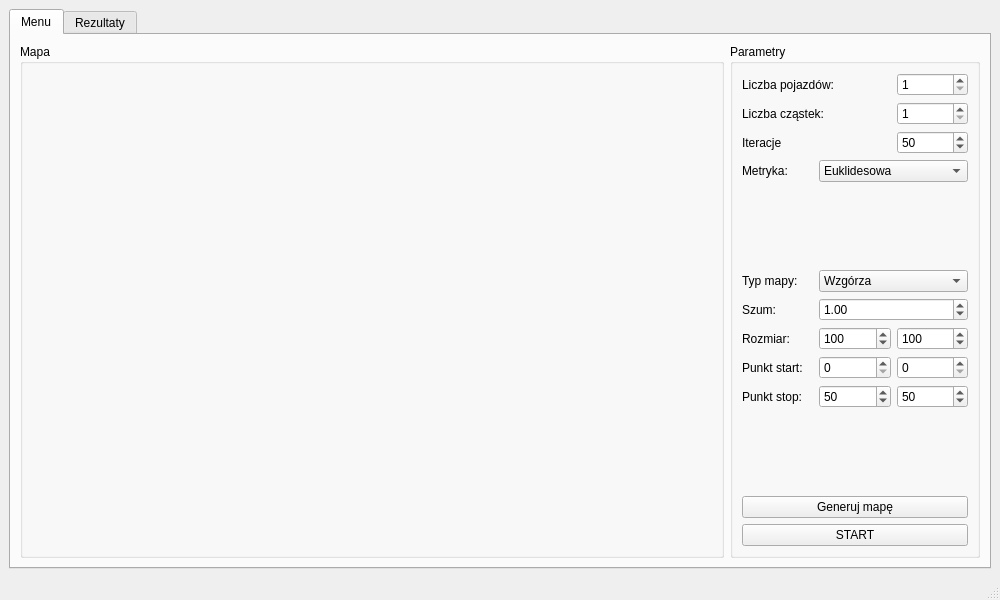
Julnowak/Optymalizacja-wielokryterialna, file Projekt/GUI/form.ui: the form before one commit.
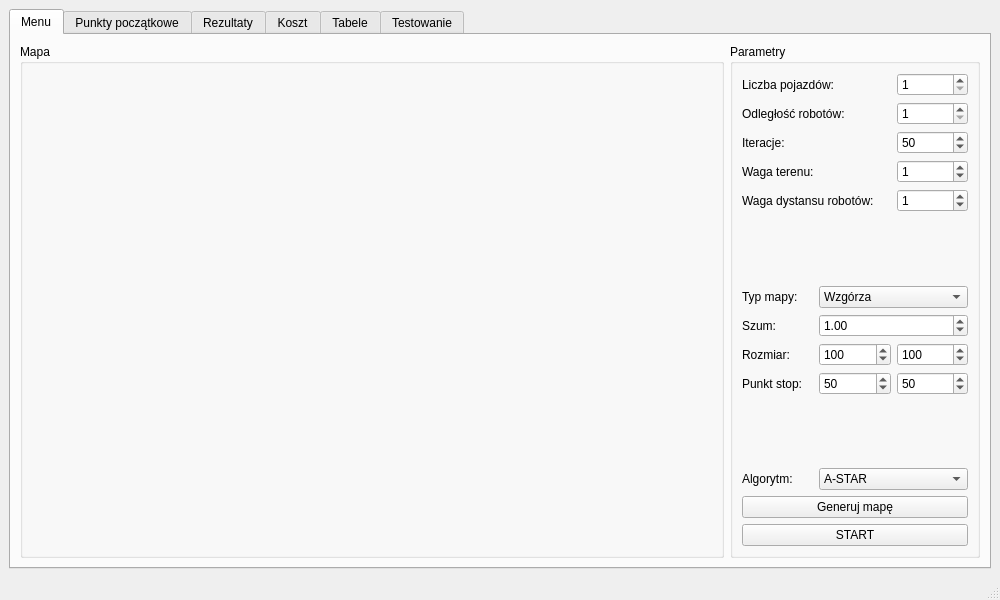
The form after the commit. The open tabs and pages were chosen to show the change. Custom widgets are drawn as their Qt base class.

What changed in the file:
```diff
--- a/Projekt/GUI/form.ui
+++ b/Projekt/GUI/form.ui
@@ -18,7 +18,7 @@
     <item row="0" column="0">
      <widget class="QTabWidget" name="tabWidget">
       <property name="currentIndex">
-       <number>0</number>
+       <number>3</number>
       </property>
       <widget class="QWidget" name="tab">
        <attribute name="title">
@@ -37,77 +37,51 @@
            <string>Parametry</string>
           </property>
           <layout class="QGridLayout" name="gridLayout_4">
-           <item row="8" column="1">
-            <widget class="QSpinBox" name="terrain_x">
+           <item row="4" column="4">
+            <widget class="QSpinBox" name="robodist_weight_num">
+             <property name="value">
+              <number>1</number>
+             </property>
+            </widget>
+           </item>
+           <item row="11" column="4">
+            <widget class="QSpinBox" name="stop_point_y">
+             <property name="maximum">
+              <number>1000000000</number>
+             </property>
+             <property name="value">
+              <number>50</number>
+             </property>
+            </widget>
+           </item>
+           <item row="10" column="4">
+            <widget class="QSpinBox" name="terrain_y">
              <property name="minimum">
               <number>1</number>
              </property>
              <property name="maximum">
               <number>1000000000</number>
              </property>
-             <property name="singleStep">
-              <number>1</number>
-             </property>
              <property name="value">
               <number>100</number>
              </property>
             </widget>
            </item>
-           <item row="9" column="0">
-            <widget class="QLabel" name="label_8">
+           <item row="4" column="2" colspan="2">
+            <widget class="QLabel" name="label_10">
              <property name="text">
-              <string>Punkt start:</string>
+              <string>Waga dystansu robotów:</string>
              </property>
             </widget>
            </item>
-           <item row="8" column="0">
-            <widget class="QLabel" name="label_7">
+           <item row="8" column="2">
+            <widget class="QLabel" name="label_5">
              <property name="text">
-              <string>Rozmiar:</string>
+              <string>Typ mapy:</string>
              </property>
             </widget>
            </item>
-           <item row="0" column="2">
-            <widget class="QSpinBox" name="vehicle_num">
-             <property name="minimum">
-              <number>1</number>
-             </property>
-             <property name="maximum">
-              <number>1000000000</number>
-             </property>
-            </widget>
-           </item>
-           <item row="10" column="0">
-            <widget class="QLabel" name="label_9">
-             <property name="text">
-              <string>Punkt stop:</string>
-             </property>
-            </widget>
-           </item>
-           <item row="12" column="0" colspan="3">
-            <spacer name="verticalSpacer_2">
-             <property name="orientation">
-              <enum>Qt::Vertical</enum>
-             </property>
-             <property name="sizeHint" stdset="0">
-              <size>
-               <width>20</width>
-               <height>40</height>
-              </size>
-             </property>
-            </spacer>
-           </item>
-           <item row="1" column="2">
-            <widget class="QSpinBox" name="particle_num">
-             <property name="minimum">
-              <number>1</number>
-             </property>
-             <property name="maximum">
-              <number>1000000000</number>
-             </property>
-            </widget>
-           </item>
-           <item row="5" column="0" colspan="3">
+           <item row="7" column="2" colspan="3">
             <spacer name="verticalSpacer">
              <property name="orientation">
               <enum>Qt::Vertical</enum>
@@ -120,27 +94,58 @@
              </property>
             </spacer>
            </item>
-           <item row="0" column="0" colspan="2">
+           <item row="0" column="2" colspan="2">
             <widget class="QLabel" name="label_2">
              <property name="text">
               <string>Liczba pojazdów:</string>
              </property>
             </widget>
            </item>
-           <item row="8" column="2">
-            <widget class="QSpinBox" name="terrain_y">
+           <item row="1" column="2" colspan="2">
+            <widget class="QLabel" name="label_4">
+             <property name="text">
+              <string>Odległość robotów:</string>
+             </property>
+            </widget>
+           </item>
+           <item row="13" column="2" colspan="3">
+            <spacer name="verticalSpacer_2">
+             <property name="orientation">
+              <enum>Qt::Vertical</enum>
+             </property>
+             <property name="sizeHint" stdset="0">
+              <size>
+               <width>20</width>
+               <height>40</height>
+              </size>
+             </property>
+            </spacer>
+           </item>
+           <item row="1" column="4">
+            <widget class="QSpinBox" name="robot_dist_num">
              <property name="minimum">
               <number>1</number>
              </property>
              <property name="maximum">
               <number>1000000000</number>
              </property>
-             <property name="value">
-              <number>100</number>
+            </widget>
+           </item>
+           <item row="3" column="2" colspan="2">
+            <widget class="QLabel" name="label_8">
+             <property name="text">
+              <string>Waga terenu:</string>
              </property>
             </widget>
            </item>
-           <item row="6" column="1" colspan="2">
+           <item row="2" column="2" colspan="2">
+            <widget class="QLabel" name="label">
+             <property name="text">
+              <string>Iteracje:</string>
+             </property>
+            </widget>
+           </item>
+           <item row="8" column="3" colspan="2">
             <widget class="QComboBox" name="map_type">
              <item>
               <property name="text">
@@ -184,29 +189,48 @@
              </item>
             </widget>
            </item>
+           <item row="10" column="3">
+            <widget class="QSpinBox" name="terrain_x">
+             <property name="minimum">
+              <number>1</number>
+             </property>
+             <property name="maximum">
+              <number>1000000000</number>
+             </property>
+             <property name="singleStep">
+              <number>1</number>
+             </property>
+             <property name="value">
+              <number>100</number>
+             </property>
+            </widget>
+           </item>
            <item row="9" column="2">
-            <widget class="QSpinBox" name="start_point_y">
+            <widget class="QLabel" name="label_6">
+             <property name="text">
+              <string>Szum:</string>
+             </property>
+            </widget>
+           </item>
+           <item row="0" column="4">
+            <widget class="QSpinBox" name="vehicle_num">
+             <property name="minimum">
+              <number>1</number>
+             </property>
              <property name="maximum">
               <number>1000000000</number>
              </property>
             </widget>
            </item>
-           <item row="1" column="0" colspan="2">
-            <widget class="QLabel" name="label_4">
-             <property name="text">
-              <string>Liczba cząstek:</string>
-             </property>
-            </widget>
-           </item>
-           <item row="2" column="0" colspan="2">
-            <widget class="QLabel" name="label">
-             <property name="text">
-              <string>Iteracje</string>
-             </property>
-            </widget>
-           </item>
            <item row="10" column="2">
-            <widget class="QSpinBox" name="stop_point_y">
+            <widget class="QLabel" name="label_7">
+             <property name="text">
+              <string>Rozmiar:</string>
+             </property>
+            </widget>
+           </item>
+           <item row="11" column="3">
+            <widget class="QSpinBox" name="stop_point_x">
              <property name="maximum">
               <number>1000000000</number>
              </property>
@@ -215,21 +239,41 @@
              </property>
             </widget>
            </item>
-           <item row="3" column="1" colspan="2">
-            <widget class="QComboBox" name="metric_type">
-             <item>
-              <property name="text">
-               <string>Euklidesowa</string>
-              </property>
-             </item>
-             <item>
-              <property name="text">
-               <string>Czebyszewa</string>
-              </property>
-             </item>
+           <item row="15" column="2" colspan="3">
+            <widget class="QPushButton" name="generate_map_btn">
+             <property name="text">
+              <string>Generuj mapę</string>
+             </property>
             </widget>
            </item>
-           <item row="7" column="1" colspan="2">
+           <item row="2" column="4">
+            <widget class="QSpinBox" name="iteration_num">
+             <property name="minimum">
+              <number>1</number>
+             </property>
+             <property name="maximum">
+              <number>1000000000</number>
+             </property>
+             <property name="value">
+              <number>50</number>
+             </property>
+            </widget>
+           </item>
+           <item row="14" column="2">
+            <widget class="QLabel" name="label_3">
+             <property name="text">
+              <string>Algorytm:</string>
+             </property>
+            </widget>
+           </item>
+           <item row="3" column="4">
+            <widget class="QSpinBox" name="terrain_weight_num">
+             <property name="value">
+              <number>1</number>
+             </property>
+            </widget>
+           </item>
+           <item row="9" column="3" colspan="2">
             <widget class="QDoubleSpinBox" name="noise_num">
              <property name="maximum">
               <double>100.000000000000000</double>
@@ -242,69 +286,37 @@
              </property>
             </widget>
            </item>
-           <item row="3" column="0">
-            <widget class="QLabel" name="label_3">
+           <item row="11" column="2">
+            <widget class="QLabel" name="label_9">
              <property name="text">
-              <string>Metryka:</string>
+              <string>Punkt stop:</string>
              </property>
             </widget>
            </item>
-           <item row="10" column="1">
-            <widget class="QSpinBox" name="stop_point_x">
-             <property name="maximum">
-              <number>1000000000</number>
-             </property>
-             <property name="value">
-              <number>50</number>
-             </property>
-            </widget>
-           </item>
-           <item row="7" column="0">
-            <widget class="QLabel" name="label_6">
-             <property name="text">
-              <string>Szum:</string>
-             </property>
-            </widget>
-           </item>
-           <item row="14" column="0" colspan="3">
+           <item row="16" column="2" colspan="3">
             <widget class="QPushButton" name="start_btn">
              <property name="text">
               <string>START</string>
              </property>
             </widget>
            </item>
-           <item row="6" column="0">
-            <widget class="QLabel" name="label_5">
-             <property name="text">
-              <string>Typ mapy:</string>
-             </property>
-            </widget>
-           </item>
-           <item row="9" column="1">
-            <widget class="QSpinBox" name="start_point_x">
-             <property name="maximum">
-              <number>1000000000</number>
-             </property>
-            </widget>
-           </item>
-           <item row="2" column="2">
-            <widget class="QSpinBox" name="iteration_num">
-             <property name="minimum">
-              <number>1</number>
-             </property>
-             <property name="maximum">
-              <number>1000000000</number>
-             </property>
-             <property name="value">
-              <number>50</number>
-             </property>
-            </widget>
-           </item>
-           <item row="13" column="0" colspan="3">
-            <widget class="QPushButton" name="generate_map_btn">
-             <property name="text">
-              <string>Generuj mapę</string>
-             </property>
+           <item row="14" column="3" colspan="2">
+            <widget class="QComboBox" name="algorithm_type">
+             <item>
+              <property name="text">
+               <string>A-STAR</string>
+              </property>
+             </item>
+             <item>
+              <property name="text">
+               <string>CSO</string>
+              </property>
+             </item>
+             <item>
+              <property name="text">
+               <string>TSP GA</string>
+              </property>
+             </item>
             </widget>
            </item>
           </layout>
@@ -337,6 +349,47 @@
         </item>
        </layout>
       </widget>
+      <widget class="QWidget" name="tab_3">
+       <attribute name="title">
+        <string>Punkty początkowe</string>
+       </attribute>
+       <layout class="QGridLayout" name="gridLayout_8">
+        <item row="1" column="0" colspan="2">
+         <widget class="QTableWidget" name="beg_points_table">
+          <property name="maximumSize">
+           <size>
+            <width>16777215</width>
+            <height>16777215</height>
+           </size>
+          </property>
+         </widget>
+        </item>
+        <item row="2" column="1">
+         <widget class="QPushButton" name="openFile_btn">
+          <property name="text">
+           <string>Wczytaj z pliku</string>
+          </property>
+         </widget>
+        </item>
+        <item row="2" column="0">
+         <widget class="QLineEdit" name="file_path">
+          <property name="text">
+           <string/>
+          </property>
+         </widget>
+        </item>
+        <item row="3" column="0" colspan="2">
+         <widget class="QLabel" name="info_lab">
+          <property name="text">
+           <string/>
+          </property>
+          <property name="alignment">
+           <set>Qt::AlignCenter</set>
+          </property>
+         </widget>
+        </item>
+       </layout>
+      </widget>
       <widget class="QWidget" name="tab_2">
        <attribute name="title">
         <string>Rezultaty</string>
@@ -344,6 +397,12 @@
        <layout class="QGridLayout" name="gridLayout_5">
         <item row="0" column="0">
          <widget class="QGroupBox" name="groupBox_3">
+          <property name="minimumSize">
+           <size>
+            <width>500</width>
+            <height>0</height>
+           </size>
+          </property>
           <property name="title">
            <string>Wykres wynikowy</string>
           </property>
@@ -372,10 +431,75 @@
           <property name="title">
            <string>Tabela rezultatów</string>
           </property>
+          <layout class="QGridLayout" name="gridLayout_7">
+           <item row="1" column="0">
+            <widget class="QLabel" name="label_11">
+             <property name="text">
+              <string>Najlepszy wynik: </string>
+             </property>
+            </widget>
+           </item>
+           <item row="1" column="1">
+            <widget class="QLineEdit" name="best_resul_val">
+             <property name="maximumSize">
+              <size>
+               <width>200</width>
+               <height>16777215</height>
+              </size>
+             </property>
+             <property name="readOnly">
+              <bool>true</bool>
+             </property>
+            </widget>
+           </item>
+           <item row="2" column="0" colspan="2">
+            <widget class="QPushButton" name="animation_btn">
+             <property name="text">
+              <string>Wyświetl animację</string>
+             </property>
+            </widget>
+           </item>
+           <item row="0" column="0" colspan="2">
+            <widget class="QTableView" name="result_table"/>
+           </item>
+          </layout>
          </widget>
         </item>
        </layout>
       </widget>
+      <widget class="QWidget" name="tab_6">
+       <attribute name="title">
+        <string>Koszt</string>
+       </attribute>
+       <layout class="QGridLayout" name="gridLayout_9">
+        <item row="0" column="0">
+         <widget class="plotwidget" name="cost_plot" native="true">
+          <property name="minimumSize">
+           <size>
+            <width>300</width>
+            <height>0</height>
+           </size>
+          </property>
+          <property name="maximumSize">
+           <size>
+            <width>16777215</width>
+            <height>16777215</height>
+           </size>
+          </property>
+         </widget>
+        </item>
+       </layout>
+      </widget>
+      <widget class="QWidget" name="tab_4">
+       <attribute name="title">
+        <string>Tabele</string>
+       </attribute>
+      </widget>
+      <widget class="QWidget" name="tab_5">
+       <attribute name="title">
+        <string>Testowanie</string>
+       </attribute>
+      </widget>
      </widget>
     </item>
    </layout>
```
